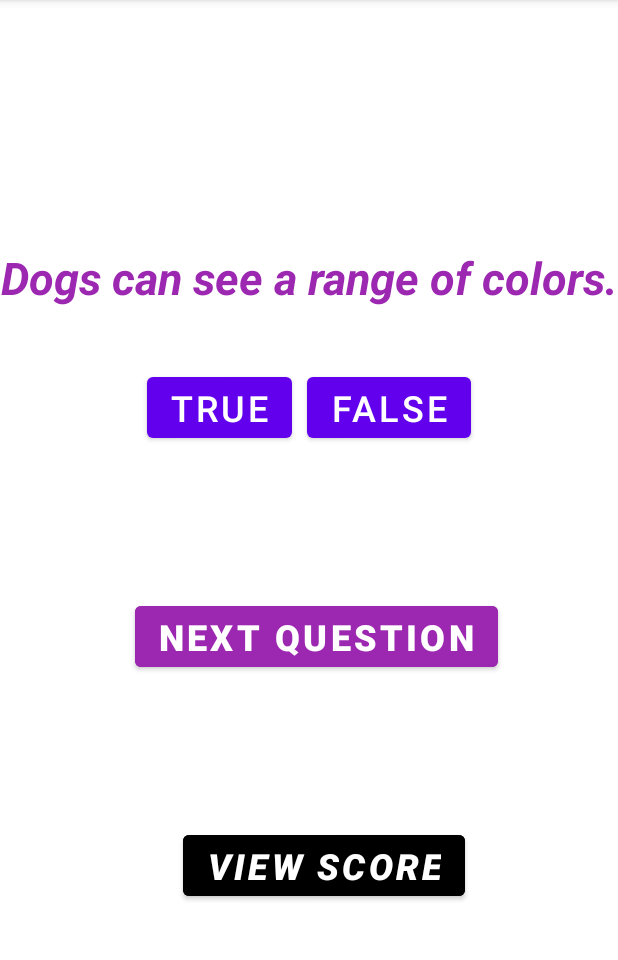
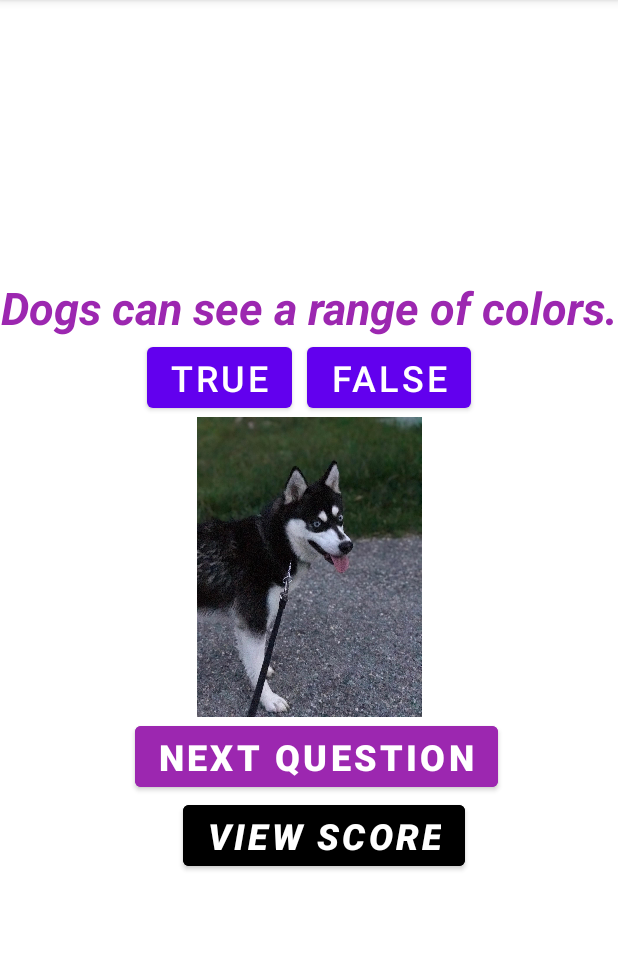
Before and after one commit to klmack12/DogMythsQuizApp, an Android app: the screen it shows after launch (MainActivity), after a tap on "NEXT QUESTION", on a phone screen of 412 x 824 dp, the part 84-1044 px from its top. Run offline under Robolectric (Android 15) with nearby library versions, the phone set to English and light mode, and no system bars.

Commit message:
added a picture to go with each question

```diff
--- a/app/src/main/java/com/example/dogmythsquizapp/MainActivity.java
+++ b/app/src/main/java/com/example/dogmythsquizapp/MainActivity.java
@@ -21,8 +21,8 @@ public class MainActivity extends AppCompatActivity {
     Question q1, q2, q3, q4, q5,  currentQ;
     Question[] questions;
     int currentIndex;
-    ImageView image1, image2, image3, image4, image5;
-
+    ImageView image;
+    int image1, image2, image3, image4, image5;
     @Override
     protected void onCreate(Bundle savedInstanceState) {
         super.onCreate(savedInstanceState);
@@ -36,11 +36,16 @@ public class MainActivity extends AppCompatActivity {
         scoreBtn = (Button) findViewById(R.id.scoreButton);
         nextBtn = (Button) findViewById(R.id.nextButton);
         score = 0;
-        q1 = new Question(getString(R.string.question1Text), false);
-        q2 = new Question(getString(R.string.q2Text), true);
-        q3 = new Question(getString(R.string.q3Text), false);
-        q4 = new Question(getString(R.string.q4Text), true);
-        q5 = new Question(getString(R.string.q5Text), false);
+        image1 = R.drawable.akirapuppy;  //each picture referenced by a number
+        image2 = R.drawable.akiranow;
+        image3 = R.drawable.calliepuppy;
+        image4 = R.drawable.callienow;
+        image5 = R.drawable.amberandcallie;
+        q1 = new Question(getString(R.string.question1Text), false, image1);
+        q2 = new Question(getString(R.string.q2Text), true, image2);
+        q3 = new Question(getString(R.string.q3Text), false, image3);
+        q4 = new Question(getString(R.string.q4Text), true, image4);
+        q5 = new Question(getString(R.string.q5Text), false, image5);
         questions = new Question[] {q1, q2, q3, q4, q5};
         currentIndex = 0;
         currentQ = questions[currentIndex];
@@ -51,20 +56,24 @@ public class MainActivity extends AppCompatActivity {
             @Override
             public void onClick(View view) {
                 currentIndex++;
-                if (currentIndex >= questions.length) {
+                if (currentIndex >= questions.length) {  //if end of questions, show msg to show score
                     message = getString(R.string.endQText);
+                    //all text user sees have been moved to strings.xml for language translations
+                    //using extract string resource
                     Context context = getApplicationContext();
                     int duration = Toast.LENGTH_SHORT;
                     Toast toast = Toast.makeText(context, message, duration);
                     toast.show();  //pop-up message
                 }
-                else {
+                else {  //change the question if not the last one.
 
                     currentQ = questions[currentIndex];
-                    String currentQText = currentQ.getQText();  //change the question if not the last one.
+                    String currentQText = currentQ.getQText();
                     qTextTV.setText(currentQText);
-                    image1 = (ImageView) findViewById(R.id.showNextPuppy);
-          //     qTextTV.setText(questions[currentIndex].toString()); This would show what is in the current position of the array
+                    image = (ImageView) findViewById(R.id.showNextPuppy);  //say where image will be displayed
+                    image.setImageResource(currentQ.getPicture());  //change to next image in the array of questions
+                    // qTextTV.setText(questions[currentIndex].toString()); This would show what is in the current position of the array
+              // as defined in the question class
                 }
 
             }
--- a/app/src/main/java/com/example/dogmythsquizapp/Question.java
+++ b/app/src/main/java/com/example/dogmythsquizapp/Question.java
@@ -3,10 +3,12 @@ package com.example.dogmythsquizapp;
 public class Question {
     String qText;
     boolean correctAnswer;
+    int picture;
 
-    public Question(String qText, boolean correctAnswer) {
+    public Question(String qText, boolean correctAnswer, int picture) {
         this.qText = qText;
         this.correctAnswer = correctAnswer;
+        this.picture = picture;
     }
 
 
@@ -26,6 +28,15 @@ public class Question {
         this.correctAnswer = correctAnswer;
     }
 
+    public int getPicture() {
+        return picture;
+    }
+
+    public void setPicture(int picture) {
+        this.picture = picture;
+    }
+
+
     @Override
     public String toString() {
         return "Question{" +
--- a/app/src/main/res/layout/activity_main.xml
+++ b/app/src/main/res/layout/activity_main.xml
@@ -2,13 +2,12 @@
 <LinearLayout xmlns:android="http://schemas.android.com/apk/res/android"
     android:layout_width="match_parent"
     android:layout_height="match_parent"
-    android:layout_y="20dp"
     android:gravity="center"
     android:orientation="vertical">
 
     <TextView
         android:id="@+id/questionText"
-        android:layout_width="match_parent"
+        android:layout_width="wrap_content"
         android:layout_height="wrap_content"
         android:text="@string/question1Text"
 
@@ -22,19 +21,19 @@
         android:layout_height="wrap_content"
         android:gravity="center"
         android:orientation="horizontal"
-        android:layout_marginTop="40sp">
+        >
 
         <Button
             android:id="@+id/trueButton"
             android:layout_width="wrap_content"
-            android:layout_height="match_parent"
+            android:layout_height="wrap_content"
             android:text="@string/trueText"
             android:textSize="24sp" />
 
         <Button
             android:id="@+id/falseButton"
             android:layout_width="wrap_content"
-            android:layout_height="match_parent"
+            android:layout_height="wrap_content"
             android:layout_marginLeft="10sp"
             android:text="@string/falseTxt"
             android:textSize="24sp"
@@ -43,34 +42,30 @@
 
     </LinearLayout>
 
+
     <ImageView
         android:id="@+id/showNextPuppy"
-        android:layout_width="wrap_content"
-        android:layout_height="wrap_content"
+        android:layout_width="200dp"
+        android:layout_height="200dp"
+        android:src="@drawable/akira" />
 
-
-        />
 
     <Button
         android:id="@+id/nextButton"
         android:layout_width="wrap_content"
         android:layout_height="wrap_content"
         android:layout_marginLeft="5sp"
-        android:layout_marginTop="100sp"
         android:backgroundTint="#9C27B0"
         android:fontFamily="sans-serif-black"
         android:text="@string/next_questionTxt"
         android:textSize="24sp"
         android:typeface="monospace" />
 
-
     <Button
         android:id="@+id/scoreButton"
-
         android:layout_width="wrap_content"
         android:layout_height="wrap_content"
         android:layout_marginLeft="10sp"
-        android:layout_marginTop="100sp"
         android:backgroundTint="@color/black"
         android:fontFamily="sans-serif-black"
         android:text="@string/view_scoreTxt"
--- a/app/src/main/res/layout/activity_score.xml
+++ b/app/src/main/res/layout/activity_score.xml
@@ -4,6 +4,7 @@
     android:layout_height="match_parent"
     android:background="#96B3B0"
     android:backgroundTint="#D3EAE8"
+    android:gravity="center"
     android:orientation="vertical">
 
 
@@ -11,9 +12,10 @@
         android:layout_width="wrap_content"
         android:layout_height="wrap_content"
         android:text="@string/scoreTxt"
-        android:textAlignment="center"
         android:textColor="#009688"
+        android:gravity="center"
         android:textSize="50sp" />
+
 
     <TextView
         android:id="@+id/scoreNumberTV"
@@ -22,11 +24,8 @@
         android:text="@string/no_scoreTxt"
         android:textAlignment="center"
         android:textColor="#FF5722"
+        android:gravity="center"
         android:textSize="40sp" />
-
-
-
-
 
         <Button
             android:layout_width="wrap_content"
@@ -35,11 +34,11 @@
             android:text="@string/email_scoreTxt"
             />
 
-    <ImageView
-        android:id="@+id/showPuppy"
-        android:layout_width="200dp"
-        android:layout_height="300dp"
-
-        android:src="@drawable/akira" />
+        <ImageView
+             android:id="@+id/showPuppy"
+             android:layout_width="200dp"
+             android:layout_height="300dp"
+             android:layout_gravity="center"
+             android:src="@drawable/akira" />
 
 </LinearLayout>
```
Also changed, not shown: app/src/main/res/drawable/akiranow.jpg (added), app/src/main/res/drawable/akirapuppy.jpg (added), app/src/main/res/drawable/amberandcallie.jpeg (added), app/src/main/res/drawable/callienow.jpg (added), app/src/main/res/drawable/calliepuppy.jpg (added), app/src/main/res/drawable/orion.jpg (added).
